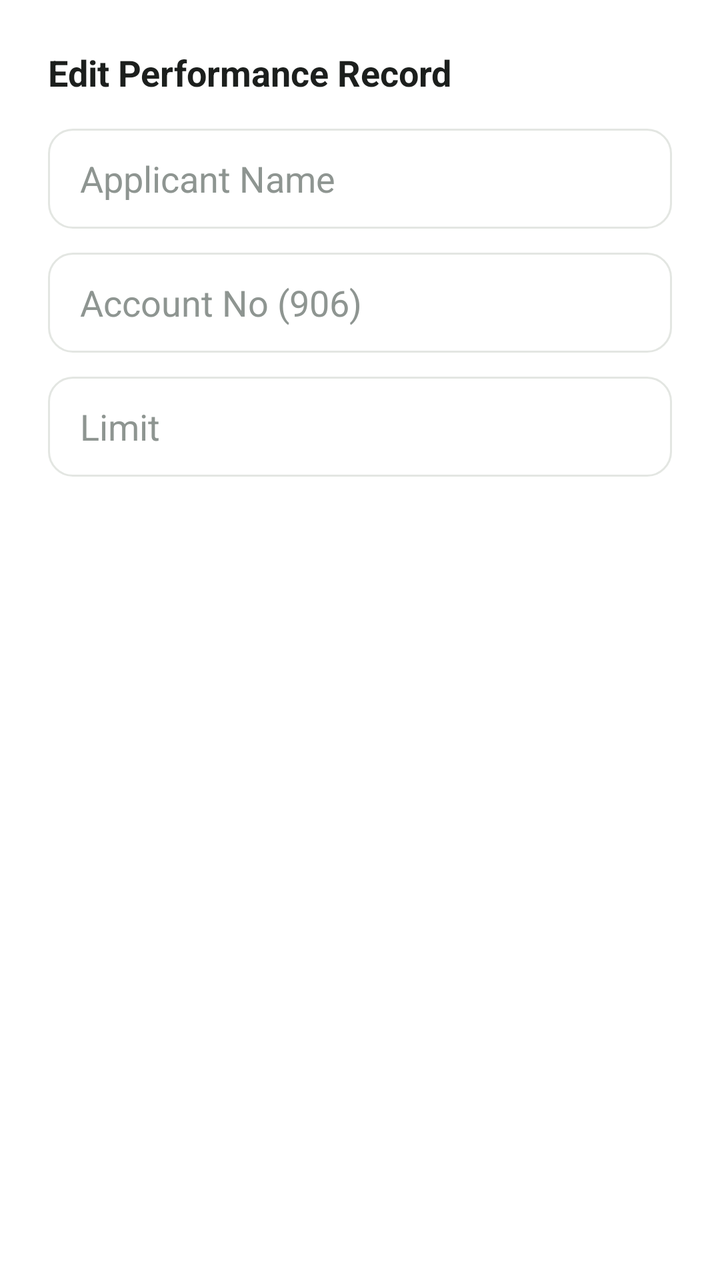
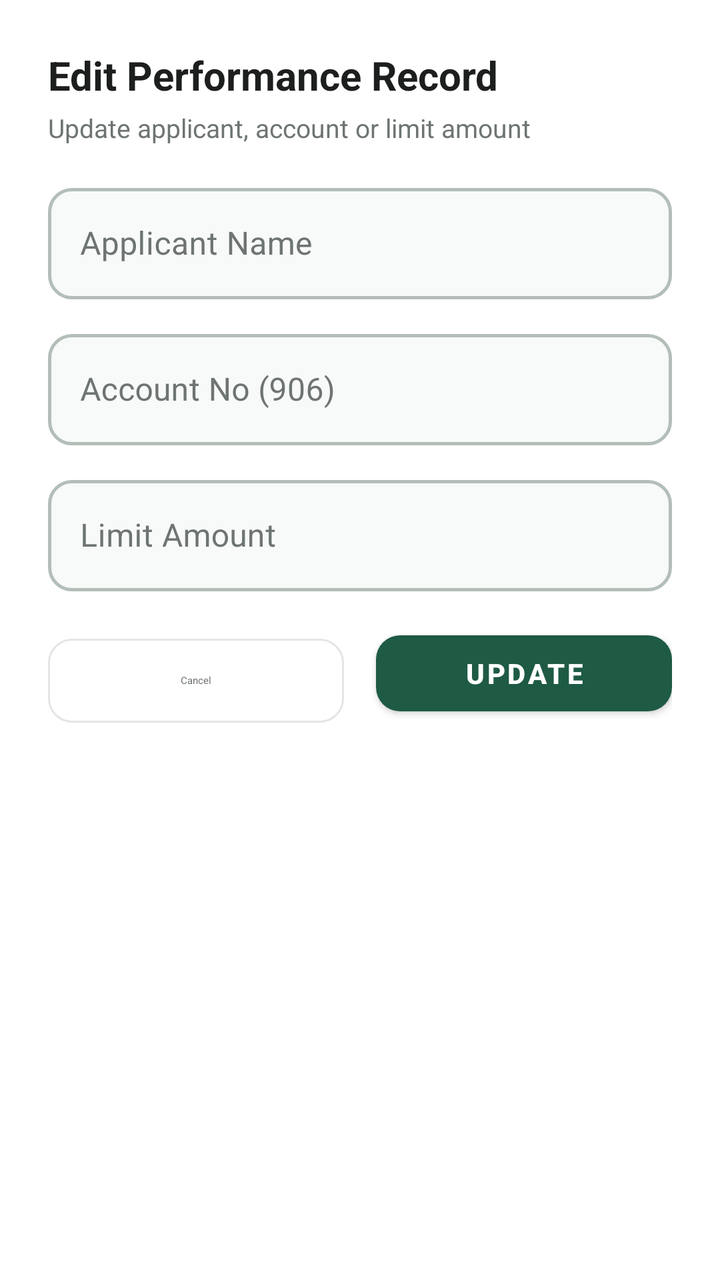

An Android layout rendered at two revisions. The XML below is the earlier revision; the diff shows what the commit changed to produce the second picture.
<!-- AndroidManifest.xml: application theme Theme.PerformanceTracker -->
<!-- res/layout/dialog_edit_report.xml -->
<?xml version="1.0" encoding="utf-8"?>
<LinearLayout
     xmlns:android="http://schemas.android.com/apk/res/android"
     android:layout_height="wrap_content"
     android:layout_width="match_parent"
     android:background="@color/surface"
     android:padding="24dp"
     android:orientation="vertical">

    <TextView
         android:layout_height="wrap_content"
         android:layout_width="match_parent"
         android:layout_marginBottom="16dp"
         android:textSize="18sp"
         android:textColor="@color/text_primary"
         android:text="Edit Performance Record"
         android:textStyle="bold" />

    <EditText
         android:layout_height="50dp"
         android:layout_width="match_parent"
         android:layout_marginBottom="12dp"
         android:background="@drawable/bg_edittext_simple"
         android:paddingHorizontal="16dp"
         android:textColor="@color/text_primary"
         android:textColorHint="@color/text_muted"
         android:hint="Applicant Name"
         android:inputType="textPersonName"
         android:id="@+id/etEditApplicant" />

    <EditText
         android:layout_height="50dp"
         android:layout_width="match_parent"
         android:layout_marginBottom="12dp"
         android:background="@drawable/bg_edittext_simple"
         android:paddingHorizontal="16dp"
         android:textColor="@color/text_primary"
         android:textColorHint="@color/text_muted"
         android:hint="Account No (906)"
         android:inputType="number"
         android:id="@+id/etEditAccount" />

    <EditText
         android:layout_height="50dp"
         android:layout_width="match_parent"
         android:background="@drawable/bg_edittext_simple"
         android:paddingHorizontal="16dp"
         android:textColor="@color/text_primary"
         android:textColorHint="@color/text_muted"
         android:hint="Limit"
         android:inputType="number"
         android:id="@+id/etEditLimit" />

</LinearLayout>
<!-- resources referenced by this layout -->
<resources>
  <color name="surface">#FFFFFF</color>
  <color name="text_muted">#8E9591</color>
  <color name="text_primary">#1C1F1D</color>
  <!-- drawable bg_edittext_simple (drawable) -->
  <?xml version="1.0" encoding="utf-8"?>
  <shape xmlns:android="http://schemas.android.com/apk/res/android">
      <solid android:color="@color/surface" />
      <stroke
          android:width="1dp"
          android:color="@color/card_stroke" />
      <corners android:radius="12dp" />
      <padding
          android:left="12dp"
          android:right="12dp"
          android:top="10dp"
          android:bottom="10dp" />
  </shape>
  <style name="Theme.PerformanceTracker" parent="Theme.MaterialComponents.Light.NoActionBar">
          <item name="colorPrimary">@color/primary</item>
          <item name="colorPrimaryVariant">@color/primary_dark</item>
          <item name="colorOnPrimary">@color/white</item>
          <item name="android:statusBarColor">@color/background</item>
          <item name="android:windowLightStatusBar">true</item>
          <item name="android:windowBackground">@color/background</item>
          <item name="colorSecondary">@color/secondary</item>
          <item name="colorSurface">@color/surface</item>
          <item name="colorOnSurface">@color/text_primary</item>
          <item name="colorControlNormal">@color/input_stroke_unfocused</item>
          <item name="colorControlActivated">@color/primary</item>
          <item name="android:textColorHint">@color/text_secondary</item>
          <item name="textInputStyle">@style/CustomOutlinedBox</item>
      </style>
  <color name="card_stroke">#E3E6E2</color>
  <color name="primary">#1E5A44</color>
  <color name="primary_dark">#154333</color>
  <color name="white">#FFFFFF</color>
  <color name="background">#F3F4F1</color>
  <color name="secondary">#256650</color>
  <color name="input_stroke_unfocused">#B4BEB8</color>
  <color name="text_secondary">#6E7571</color>
  <style name="CustomOutlinedBox" parent="Widget.MaterialComponents.TextInputLayout.OutlinedBox">
          <item name="boxStrokeColor">@color/box_stroke_selector</item>
          <item name="boxStrokeWidth">1.5dp</item>
          <item name="boxStrokeWidthFocused">2dp</item>
          <item name="boxBackgroundColor">@color/input_background</item>
          <item name="hintTextColor">@color/primary</item>
          <item name="android:textColorHint">@color/text_secondary</item>
          <item name="boxCornerRadiusTopStart">12dp</item>
          <item name="boxCornerRadiusTopEnd">12dp</item>
          <item name="boxCornerRadiusBottomStart">12dp</item>
          <item name="boxCornerRadiusBottomEnd">12dp</item>
      </style>
  <color name="input_background">#F7FAF8</color>
</resources>

<!-- the commit's change to res/layout/dialog_edit_report.xml (unified diff, before → after) -->
@@ -1,6 +1,7 @@
 <?xml version="1.0" encoding="utf-8"?>
 <LinearLayout
      xmlns:android="http://schemas.android.com/apk/res/android"
+     xmlns:app="http://schemas.android.com/apk/res-auto"
      android:layout_height="wrap_content"
      android:layout_width="match_parent"
      android:background="@color/surface"
@@ -10,45 +11,94 @@
     <TextView
          android:layout_height="wrap_content"
          android:layout_width="match_parent"
-         android:layout_marginBottom="16dp"
-         android:textSize="18sp"
+         android:textSize="20sp"
          android:textColor="@color/text_primary"
          android:text="Edit Performance Record"
          android:textStyle="bold" />
 
-    <EditText
-         android:layout_height="50dp"
+    <TextView
+         android:layout_height="wrap_content"
          android:layout_width="match_parent"
-         android:layout_marginBottom="12dp"
-         android:background="@drawable/bg_edittext_simple"
-         android:paddingHorizontal="16dp"
-         android:textColor="@color/text_primary"
-         android:textColorHint="@color/text_muted"
-         android:hint="Applicant Name"
-         android:inputType="textPersonName"
-         android:id="@+id/etEditApplicant" />
+         android:layout_marginTop="4dp"
+         android:layout_marginBottom="16dp"
+         android:textSize="13sp"
+         android:textColor="@color/text_secondary"
+         android:text="Update applicant, account or limit amount" />
 
-    <EditText
-         android:layout_height="50dp"
-         android:layout_width="match_parent"
-         android:layout_marginBottom="12dp"
-         android:background="@drawable/bg_edittext_simple"
-         android:paddingHorizontal="16dp"
-         android:textColor="@color/text_primary"
-         android:textColorHint="@color/text_muted"
-         android:hint="Account No (906)"
-         android:inputType="number"
-         android:id="@+id/etEditAccount" />
+    <com.google.android.material.textfield.TextInputLayout
+        style="@style/CustomOutlinedBox"
+        android:layout_width="match_parent"
+        android:layout_height="wrap_content"
+        android:layout_marginBottom="12dp"
+        android:hint="Applicant Name">
 
-    <EditText
-         android:layout_height="50dp"
-         android:layout_width="match_parent"
-         android:background="@drawable/bg_edittext_simple"
-         android:paddingHorizontal="16dp"
-         android:textColor="@color/text_primary"
-         android:textColorHint="@color/text_muted"
-         android:hint="Limit"
-         android:inputType="number"
-         android:id="@+id/etEditLimit" />
+        <com.google.android.material.textfield.TextInputEditText
+            android:id="@+id/etEditApplicant"
+            android:layout_width="match_parent"
+            android:layout_height="wrap_content"
+            android:inputType="textPersonName"
+            android:textColor="@color/text_primary" />
+    </com.google.android.material.textfield.TextInputLayout>
+
+    <com.google.android.material.textfield.TextInputLayout
+        style="@style/CustomOutlinedBox"
+        android:layout_width="match_parent"
+        android:layout_height="wrap_content"
+        android:layout_marginBottom="12dp"
+        android:hint="Account No (906)">
+
+        <com.google.android.material.textfield.TextInputEditText
+            android:id="@+id/etEditAccount"
+            android:layout_width="match_parent"
+            android:layout_height="wrap_content"
+            android:inputType="number"
+            android:textColor="@color/text_primary" />
+    </com.google.android.material.textfield.TextInputLayout>
+
+    <com.google.android.material.textfield.TextInputLayout
+        style="@style/CustomOutlinedBox"
+        android:layout_width="match_parent"
+        android:layout_height="wrap_content"
+        android:layout_marginBottom="16dp"
+        android:hint="Limit Amount">
+
+        <com.google.android.material.textfield.TextInputEditText
+            android:id="@+id/etEditLimit"
+            android:layout_width="match_parent"
+            android:layout_height="wrap_content"
+            android:inputType="text"
+            android:textColor="@color/text_primary" />
+    </com.google.android.material.textfield.TextInputLayout>
+
+    <LinearLayout
+        android:layout_width="match_parent"
+        android:layout_height="wrap_content"
+        android:orientation="horizontal">
+
+        <com.google.android.material.button.MaterialButton
+            android:id="@+id/btnCancelEditRecord"
+            style="@style/Widget.Material3.Button.OutlinedButton"
+            android:layout_width="0dp"
+            android:layout_height="50dp"
+            android:layout_marginEnd="8dp"
+            android:layout_weight="1"
+            android:text="Cancel"
+            android:textColor="@color/text_secondary"
+            app:cornerRadius="12dp"
+            app:strokeColor="@color/card_stroke" />
+
+        <com.google.android.material.button.MaterialButton
+            android:id="@+id/btnSaveEditRecord"
+            android:layout_width="0dp"
+            android:layout_height="50dp"
+            android:layout_marginStart="8dp"
+            android:layout_weight="1"
+            android:text="Update"
+            android:textColor="#FFFFFF"
+            android:textStyle="bold"
+            app:backgroundTint="@color/primary"
+            app:cornerRadius="12dp" />
+
+    </LinearLayout>
 
 </LinearLayout>
<!-- resource entries referenced after the edit -->
@@ -1,22 +1,7 @@
 <!-- resources referenced by this layout -->
 <resources>
   <color name="surface">#FFFFFF</color>
-  <color name="text_muted">#8E9591</color>
   <color name="text_primary">#1C1F1D</color>
-  <!-- drawable bg_edittext_simple (drawable) -->
-  <?xml version="1.0" encoding="utf-8"?>
-  <shape xmlns:android="http://schemas.android.com/apk/res/android">
-      <solid android:color="@color/surface" />
-      <stroke
-          android:width="1dp"
-          android:color="@color/card_stroke" />
-      <corners android:radius="12dp" />
-      <padding
-          android:left="12dp"
-          android:right="12dp"
-          android:top="10dp"
-          android:bottom="10dp" />
-  </shape>
   <style name="Theme.PerformanceTracker" parent="Theme.MaterialComponents.Light.NoActionBar">
           <item name="colorPrimary">@color/primary</item>
           <item name="colorPrimaryVariant">@color/primary_dark</item>
